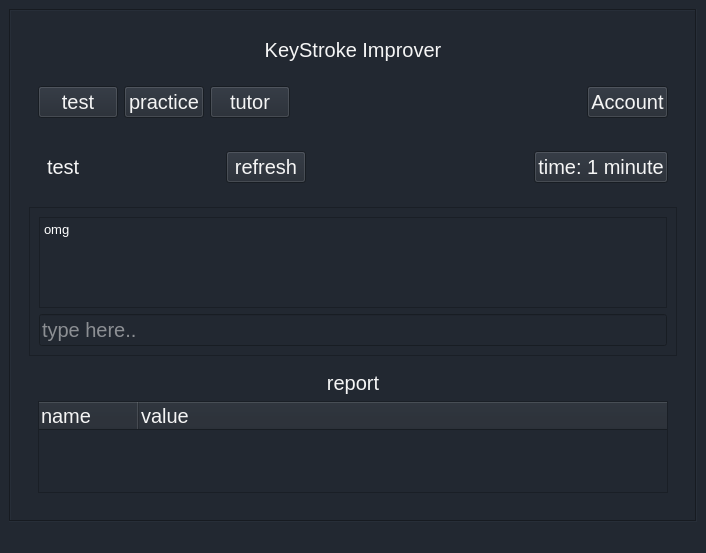
Before: the Qt Designer form home.ui in Prakash5209/typing_tutor, drawn with Qt 5.
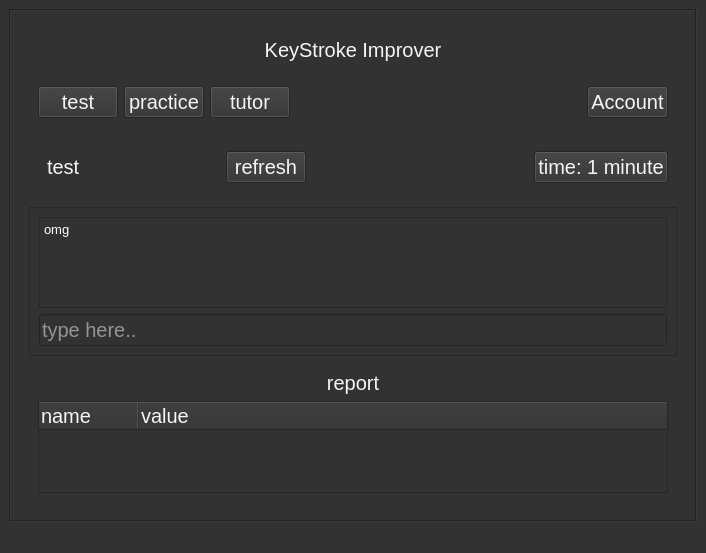
After: the same form once the commit is applied.

Diff of the .ui file:
```diff
--- a/home.ui
+++ b/home.ui
@@ -26,7 +26,7 @@
    <string>MainWindow</string>
   </property>
   <property name="styleSheet">
-   <string notr="true">background-color:#222831;</string>
+   <string notr="true">background-color:#323232;</string>
   </property>
   <widget class="QWidget" name="centralwidget">
    <layout class="QGridLayout" name="gridLayout">
```
